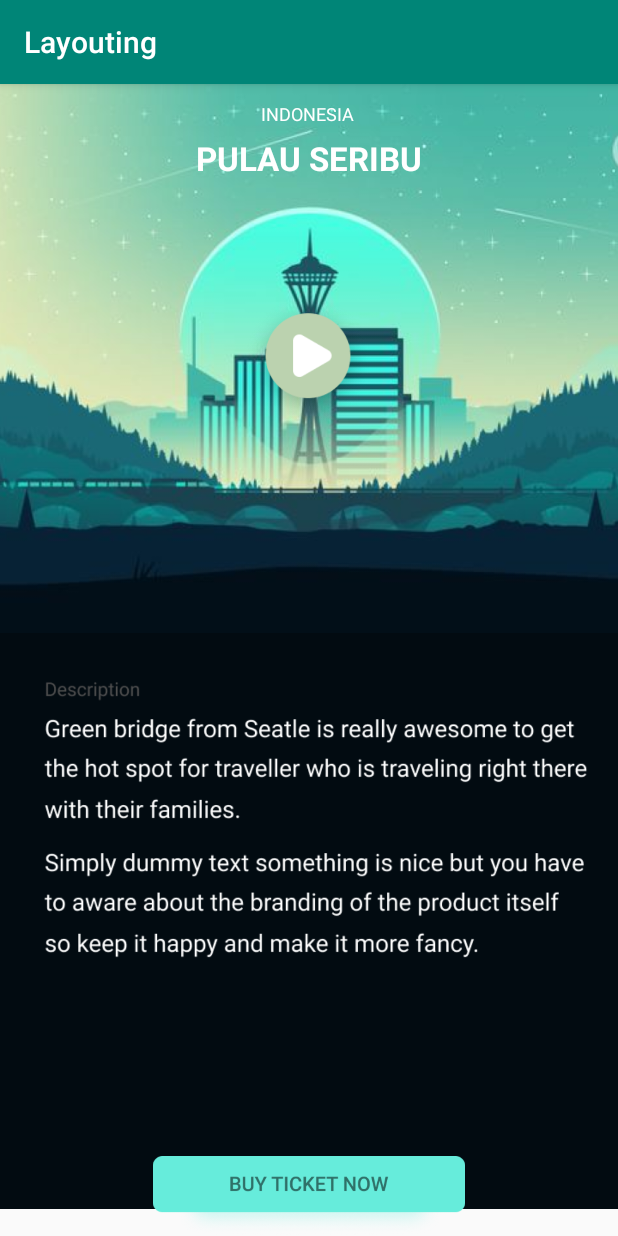
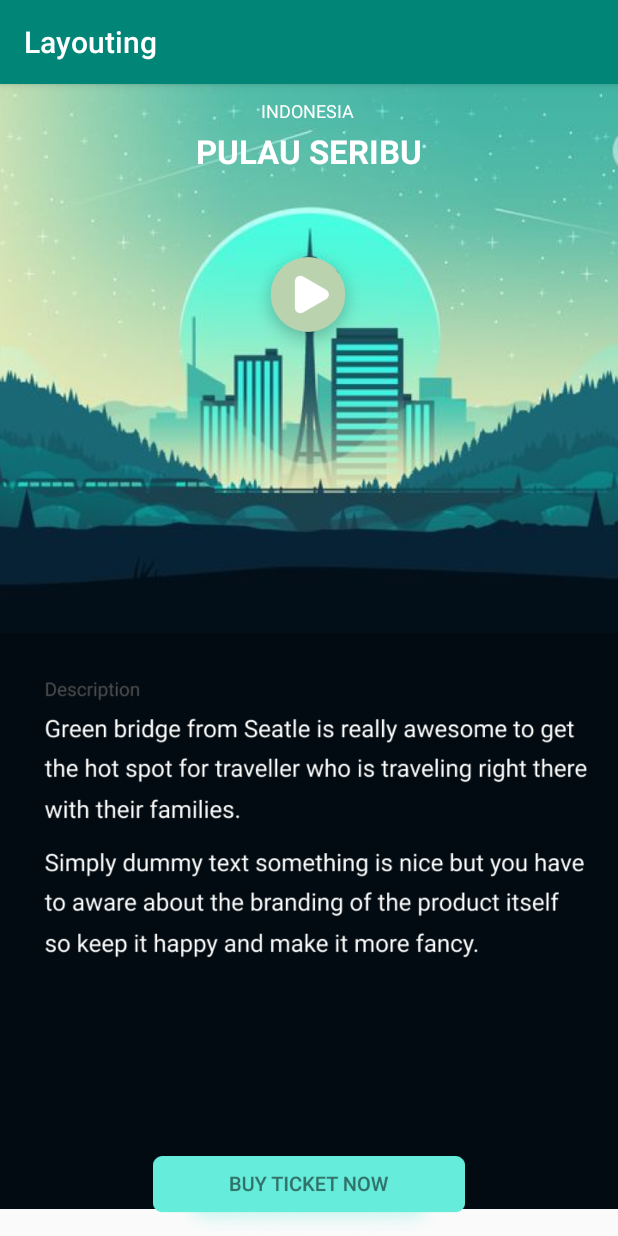
Before and after one commit to amelrnt/Layouting, an Android app: the screen it shows after launch (MainActivity), on a phone screen of 412 x 824 dp. Run offline under Robolectric (Android 15) with nearby library versions, the phone set to English and light mode, and no system bars.

Commit message:
Tugas Layouting pulau seribu

```diff
--- a/app/src/main/res/layout/activity_main.xml
+++ b/app/src/main/res/layout/activity_main.xml
@@ -38,9 +38,9 @@
 
     <ImageView
         android:id="@+id/imageView6"
-        android:layout_width="88dp"
-        android:layout_height="89dp"
-        android:layout_marginBottom="136dp"
+        android:layout_width="77dp"
+        android:layout_height="84dp"
+        android:layout_marginBottom="180dp"
         app:layout_constraintBottom_toBottomOf="@+id/imageView4"
         app:layout_constraintEnd_toEndOf="parent"
         app:layout_constraintHorizontal_bias="0.498"
```
